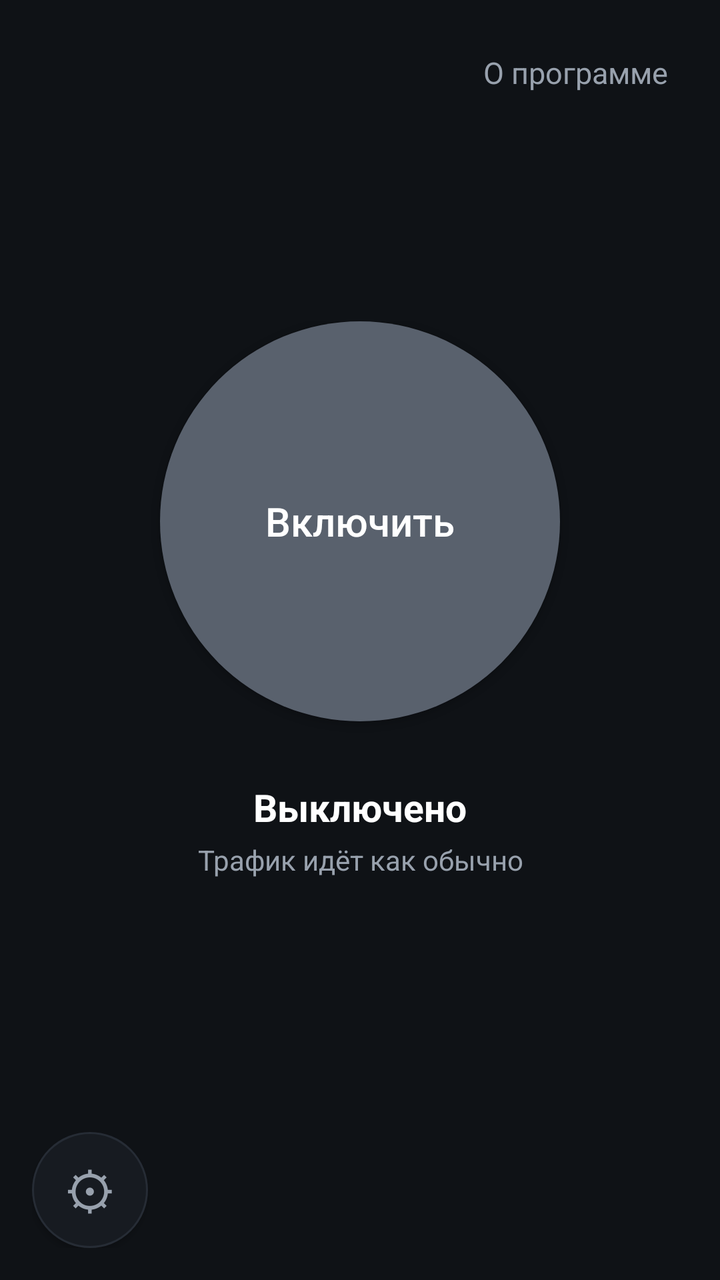
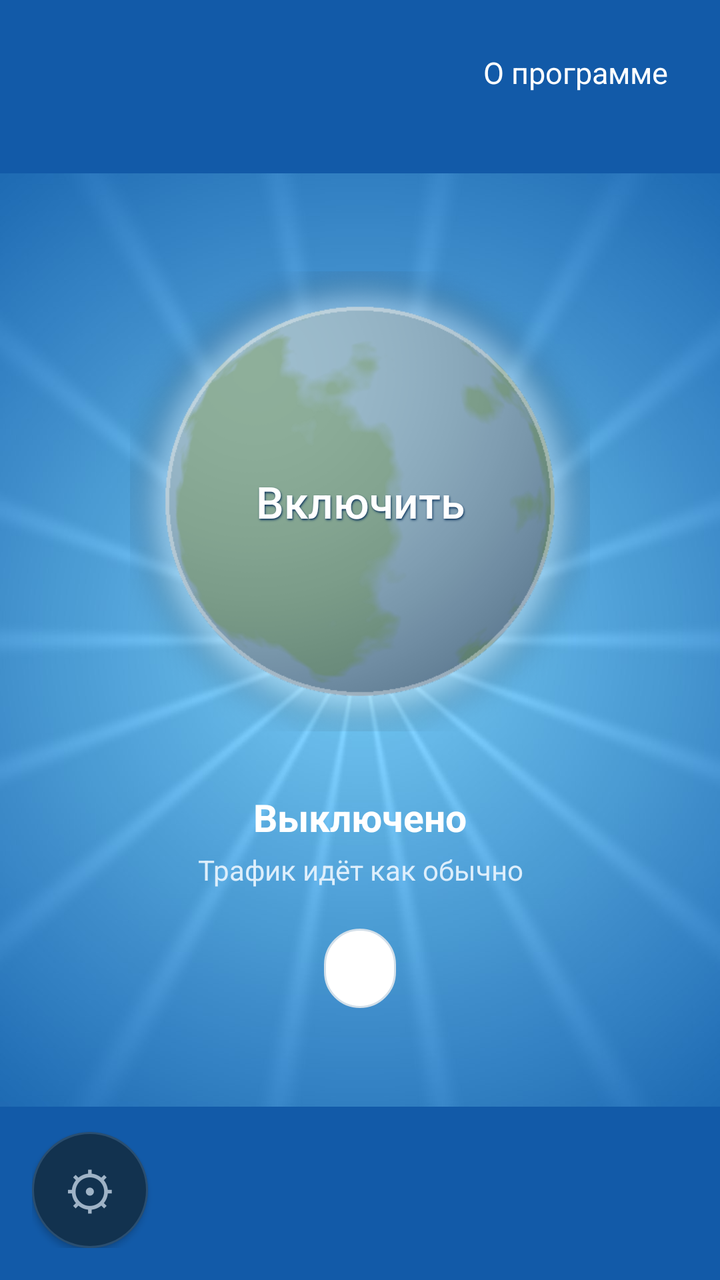

Before-and-after screenshots of an Android layout around one commit, followed by the original layout XML and the change that was made.
<!-- AndroidManifest.xml: application theme AppTheme -->
<!-- res/layout/activity_main.xml -->
<?xml version="1.0" encoding="utf-8"?>
<FrameLayout xmlns:android="http://schemas.android.com/apk/res/android"
    android:layout_width="match_parent"
    android:layout_height="match_parent"
    android:padding="16dp">

    <TextView
        android:id="@+id/about"
        android:layout_width="wrap_content"
        android:layout_height="wrap_content"
        android:layout_gravity="top|end"
        android:background="@drawable/link_bg"
        android:clickable="true"
        android:focusable="true"
        android:padding="10dp"
        android:text="@string/about"
        android:textColor="@color/muted"
        android:textSize="15sp" />

    <LinearLayout
        android:layout_width="match_parent"
        android:layout_height="wrap_content"
        android:layout_gravity="center"
        android:gravity="center_horizontal"
        android:orientation="vertical">

        <Button
            android:id="@+id/power"
            android:layout_width="200dp"
            android:layout_height="200dp"
            android:background="@drawable/power_off"
            android:focusable="true"
            android:text="@string/connect"
            android:textAllCaps="false"
            android:textColor="#FFFFFF"
            android:textSize="20sp" />

        <TextView
            android:id="@+id/status"
            android:layout_width="wrap_content"
            android:layout_height="wrap_content"
            android:layout_marginTop="30dp"
            android:text="@string/status_off"
            android:textColor="#FFFFFF"
            android:textSize="19sp"
            android:textStyle="bold" />

        <TextView
            android:id="@+id/torStatus"
            android:layout_width="wrap_content"
            android:layout_height="wrap_content"
            android:layout_marginTop="4dp"
            android:gravity="center"
            android:paddingStart="24dp"
            android:paddingEnd="24dp"
            android:text="@string/sub_off"
            android:textColor="@color/muted"
            android:textSize="14sp" />

        <TextView
            android:id="@+id/ip"
            android:layout_width="wrap_content"
            android:layout_height="wrap_content"
            android:layout_marginTop="18dp"
            android:textColor="#E8EBEF"
            android:textSize="16sp" />
    </LinearLayout>

    <Button
        android:id="@+id/gear"
        android:layout_width="58dp"
        android:layout_height="58dp"
        android:layout_gravity="bottom|start"
        android:background="@drawable/gear_bg"
        android:contentDescription="@string/settings"
        android:focusable="true"
        android:padding="0dp"
        android:text="⚙"
        android:textColor="@color/muted"
        android:textSize="26sp" />
</FrameLayout>
<!-- resources referenced by this layout -->
<resources>
  <color name="muted">#98A1AD</color>
  <!-- drawable gear_bg (drawable) -->
  <?xml version="1.0" encoding="utf-8"?>
  <selector xmlns:android="http://schemas.android.com/apk/res/android">
      <item android:state_focused="true">
          <shape android:shape="oval">
              <solid android:color="@color/card" />
              <stroke android:width="3dp" android:color="#FFFFFF" />
          </shape>
      </item>
      <item>
          <shape android:shape="oval">
              <solid android:color="@color/card" />
              <stroke android:width="1dp" android:color="#262C35" />
          </shape>
      </item>
  </selector>
  <!-- drawable link_bg (drawable) -->
  <?xml version="1.0" encoding="utf-8"?>
  <selector xmlns:android="http://schemas.android.com/apk/res/android">
      <item android:state_focused="true">
          <shape android:shape="rectangle">
              <solid android:color="#262C35" />
              <corners android:radius="8dp" />
          </shape>
      </item>
      <item android:drawable="@android:color/transparent" />
  </selector>
  <!-- drawable power_off (drawable) -->
  <?xml version="1.0" encoding="utf-8"?>
  <selector xmlns:android="http://schemas.android.com/apk/res/android">
      <item android:state_focused="true">
          <shape android:shape="oval">
              <solid android:color="#59616D" />
              <stroke android:width="6dp" android:color="#FFFFFF" />
          </shape>
      </item>
      <item android:state_pressed="true">
          <shape android:shape="oval">
              <solid android:color="#59616D" />
              <stroke android:width="6dp" android:color="#CCFFFFFF" />
          </shape>
      </item>
      <item>
          <shape android:shape="oval">
              <solid android:color="#59616D" />
          </shape>
      </item>
  </selector>
  <string name="about">О программе</string>
  <string name="connect">Включить</string>
  <string name="settings">Настройки</string>
  <string name="status_off">Выключено</string>
  <string name="sub_off">Трафик идёт как обычно</string>
  <style name="AppTheme" parent="android:Theme.DeviceDefault">
          <item name="android:windowBackground">@color/bg</item>
          <item name="android:colorAccent">@color/accent</item>
      </style>
  <color name="card">#171B21</color>
  <color name="bg">#0F1216</color>
  <color name="accent">#34C77B</color>
</resources>

<!-- the commit's change to res/layout/activity_main.xml (unified diff, before → after) -->
@@ -2,6 +2,7 @@
 <FrameLayout xmlns:android="http://schemas.android.com/apk/res/android"
     android:layout_width="match_parent"
     android:layout_height="match_parent"
+    android:background="@drawable/sky"
     android:padding="16dp">
 
     <TextView
@@ -14,7 +15,7 @@
         android:focusable="true"
         android:padding="10dp"
         android:text="@string/about"
-        android:textColor="@color/muted"
+        android:textColor="#FFFFFF"
         android:textSize="15sp" />
 
     <LinearLayout
@@ -26,14 +27,18 @@
 
         <Button
             android:id="@+id/power"
-            android:layout_width="200dp"
-            android:layout_height="200dp"
+            android:layout_width="230dp"
+            android:layout_height="230dp"
             android:background="@drawable/power_off"
             android:focusable="true"
             android:text="@string/connect"
             android:textAllCaps="false"
+            android:shadowColor="#0B335C"
+            android:shadowDx="1"
+            android:shadowDy="2"
+            android:shadowRadius="2"
             android:textColor="#FFFFFF"
-            android:textSize="20sp" />
+            android:textSize="22sp" />
 
         <TextView
             android:id="@+id/status"
@@ -54,15 +59,20 @@
             android:paddingStart="24dp"
             android:paddingEnd="24dp"
             android:text="@string/sub_off"
-            android:textColor="@color/muted"
+            android:textColor="#DDEEFB"
             android:textSize="14sp" />
 
         <TextView
             android:id="@+id/ip"
             android:layout_width="wrap_content"
             android:layout_height="wrap_content"
-            android:layout_marginTop="18dp"
-            android:textColor="#E8EBEF"
+            android:layout_marginTop="20dp"
+            android:background="@drawable/ip_pill"
+            android:paddingStart="18dp"
+            android:paddingTop="9dp"
+            android:paddingEnd="18dp"
+            android:paddingBottom="9dp"
+            android:textColor="#14273A"
             android:textSize="16sp" />
     </LinearLayout>
 
<!-- resource entries referenced after the edit -->
@@ -1,6 +1,6 @@
 <!-- resources referenced by this layout -->
 <resources>
-  <color name="muted">#98A1AD</color>
+  <color name="muted">#9FB3C6</color>
   <!-- drawable gear_bg (drawable) -->
   <?xml version="1.0" encoding="utf-8"?>
   <selector xmlns:android="http://schemas.android.com/apk/res/android">
@@ -13,16 +13,23 @@
       <item>
           <shape android:shape="oval">
               <solid android:color="@color/card" />
-              <stroke android:width="1dp" android:color="#262C35" />
+              <stroke android:width="1dp" android:color="#2A4E70" />
           </shape>
       </item>
   </selector>
+  <!-- drawable ip_pill (drawable) -->
+  <?xml version="1.0" encoding="utf-8"?>
+  <shape xmlns:android="http://schemas.android.com/apk/res/android" android:shape="rectangle">
+      <solid android:color="#FFFFFF" />
+      <stroke android:width="1dp" android:color="#D3DFE9" />
+      <corners android:radius="22dp" />
+  </shape>
   <!-- drawable link_bg (drawable) -->
   <?xml version="1.0" encoding="utf-8"?>
   <selector xmlns:android="http://schemas.android.com/apk/res/android">
       <item android:state_focused="true">
           <shape android:shape="rectangle">
-              <solid android:color="#262C35" />
+              <solid android:color="#2A4E70" />
               <corners android:radius="8dp" />
           </shape>
       </item>
@@ -31,24 +38,16 @@
   <!-- drawable power_off (drawable) -->
   <?xml version="1.0" encoding="utf-8"?>
   <selector xmlns:android="http://schemas.android.com/apk/res/android">
-      <item android:state_focused="true">
-          <shape android:shape="oval">
-              <solid android:color="#59616D" />
-              <stroke android:width="6dp" android:color="#FFFFFF" />
-          </shape>
-      </item>
-      <item android:state_pressed="true">
-          <shape android:shape="oval">
-              <solid android:color="#59616D" />
-              <stroke android:width="6dp" android:color="#CCFFFFFF" />
-          </shape>
-      </item>
-      <item>
-          <shape android:shape="oval">
-              <solid android:color="#59616D" />
-          </shape>
-      </item>
+      <item android:state_focused="true" android:drawable="@drawable/planet_off_focus" />
+      <item android:state_pressed="true" android:drawable="@drawable/planet_off_focus" />
+      <item android:drawable="@drawable/planet_off" />
   </selector>
+  <!-- drawable sky (drawable) -->
+  <?xml version="1.0" encoding="utf-8"?>
+  <layer-list xmlns:android="http://schemas.android.com/apk/res/android">
+      <item><color android:color="#125AA8" /></item>
+      <item><bitmap android:src="@drawable/sky_img" android:gravity="center" /></item>
+  </layer-list>
   <string name="about">О программе</string>
   <string name="connect">Включить</string>
   <string name="settings">Настройки</string>
@@ -58,8 +57,11 @@
           <item name="android:windowBackground">@color/bg</item>
           <item name="android:colorAccent">@color/accent</item>
       </style>
-  <color name="card">#171B21</color>
-  <color name="bg">#0F1216</color>
-  <color name="accent">#34C77B</color>
+  <color name="card">#12324F</color>
+  <!-- drawable planet_off_focus: png bitmap (drawable-nodpi, 97762 bytes) -->
+  <!-- drawable planet_off: png bitmap (drawable-nodpi, 106699 bytes) -->
+  <!-- drawable sky_img: jpg bitmap (drawable-nodpi, 65049 bytes) -->
+  <color name="bg">#0B2238</color>
+  <color name="accent">#2CB88B</color>
 </resources>
 
